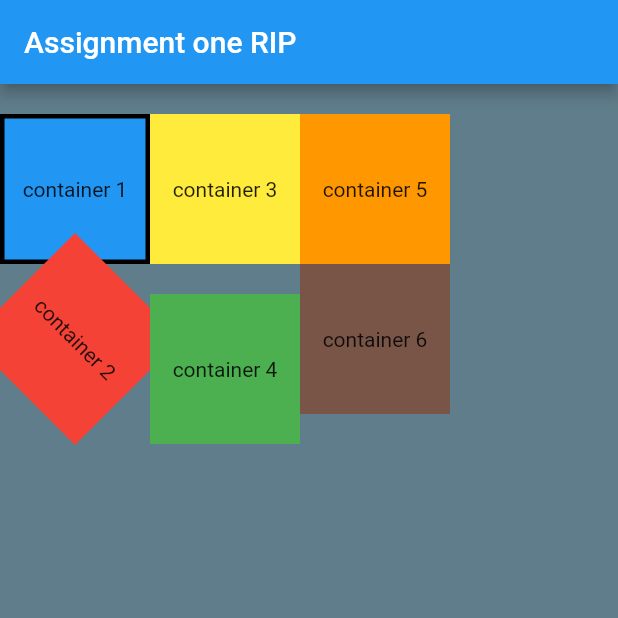
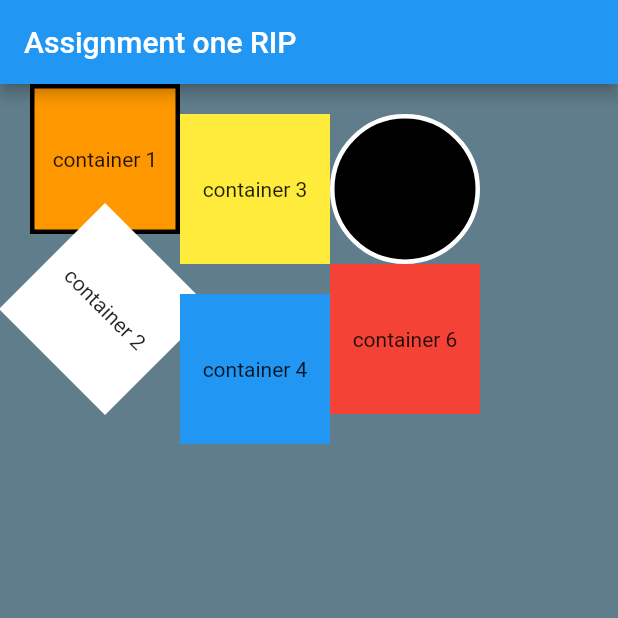
Before and after one commit to viloriajer/FlutterApp01_JeremyViloria, a Flutter app: the screen it shows after launch, on a phone screen of 412 x 824 dp, the top half of it. Run offline on Flutter 3.47's test engine with Material 2 defaults, Android fonts, the phone set to English and light mode, and no system bars.

Commit message:
added border changed colours

```diff
--- a/assignment01/lib/main.dart
+++ b/assignment01/lib/main.dart
@@ -19,9 +19,9 @@ class MyApp extends StatelessWidget {
         ),
         body: Row(
           children: <Widget>[
+            Padding(padding: const EdgeInsets.all(10.0)),
             Column(
               children: [
-                Padding(padding: const EdgeInsets.all(10.0)),
                 Container(
                   child: Center(
                     child: Text("container 1"),
@@ -29,7 +29,7 @@ class MyApp extends StatelessWidget {
                   width: 100,
                   height: 100,
                   decoration: BoxDecoration(
-                    color: Colors.blue,
+                    color: Colors.orange,
                     border: Border.all(color: Colors.black, width: 3),
                   ),
                 ),
@@ -41,7 +41,7 @@ class MyApp extends StatelessWidget {
                       ),
                       width: 100,
                       height: 100,
-                      color: Colors.red,
+                      color: Colors.white,
                     )),
               ],
             ),
@@ -63,7 +63,7 @@ class MyApp extends StatelessWidget {
                   ),
                   width: 100,
                   height: 100,
-                  color: Colors.green,
+                  color: Colors.blue,
                 ),
               ],
             ),
@@ -74,9 +74,14 @@ class MyApp extends StatelessWidget {
                   child: Center(
                     child: Text("container 5"),
                   ),
+                  decoration: BoxDecoration(
+                    shape: BoxShape.circle,
+                    color: Colors.black,
+                    border: Border.all(color: Colors.white, width: 3),
+                  ),
                   width: 100,
                   height: 100,
-                  color: Colors.orange,
+                  //color: Colors.orange,
                 ),
                 Container(
                   child: Center(
@@ -84,7 +89,7 @@ class MyApp extends StatelessWidget {
                   ),
                   width: 100,
                   height: 100,
-                  color: Colors.brown,
+                  color: Colors.red,
                 ),
               ],
             ),
```
